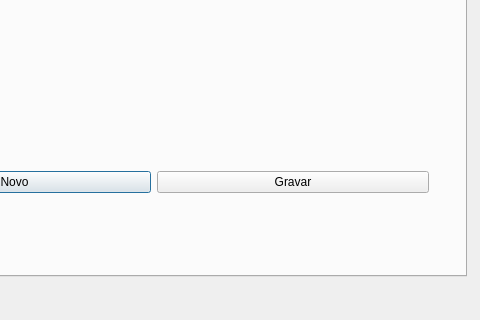
The window that ControlEstoque/mw_gestaocolaboradores.ui (josewmarinho/controlEstoque) describes before a commit, drawn with Qt 5; both pictures show x 164 to 644 and y 174 to 494 of the 644 by 494 pixel window.
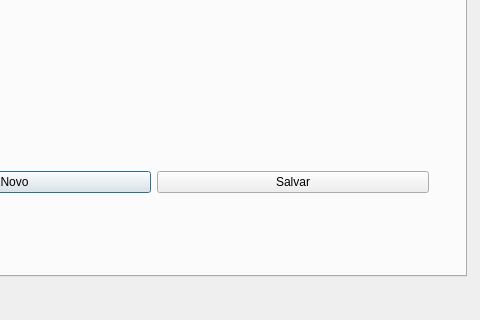
The same window after the commit.

```diff
--- a/ControlEstoque/mw_gestaocolaboradores.ui
+++ b/ControlEstoque/mw_gestaocolaboradores.ui
@@ -179,7 +179,7 @@
         <item>
          <widget class="QPushButton" name="btn_gravar_novocolab">
           <property name="text">
-           <string>Gravar</string>
+           <string>Salvar</string>
           </property>
          </widget>
         </item>
```
Left out of the diff: 2 changed lines with no effect on the pictures.
